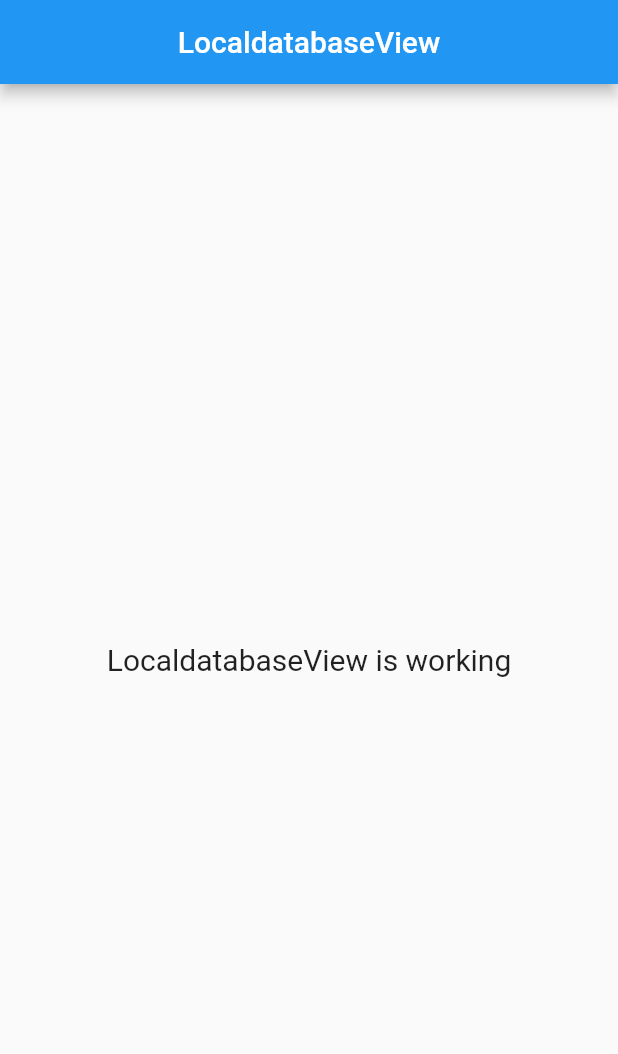
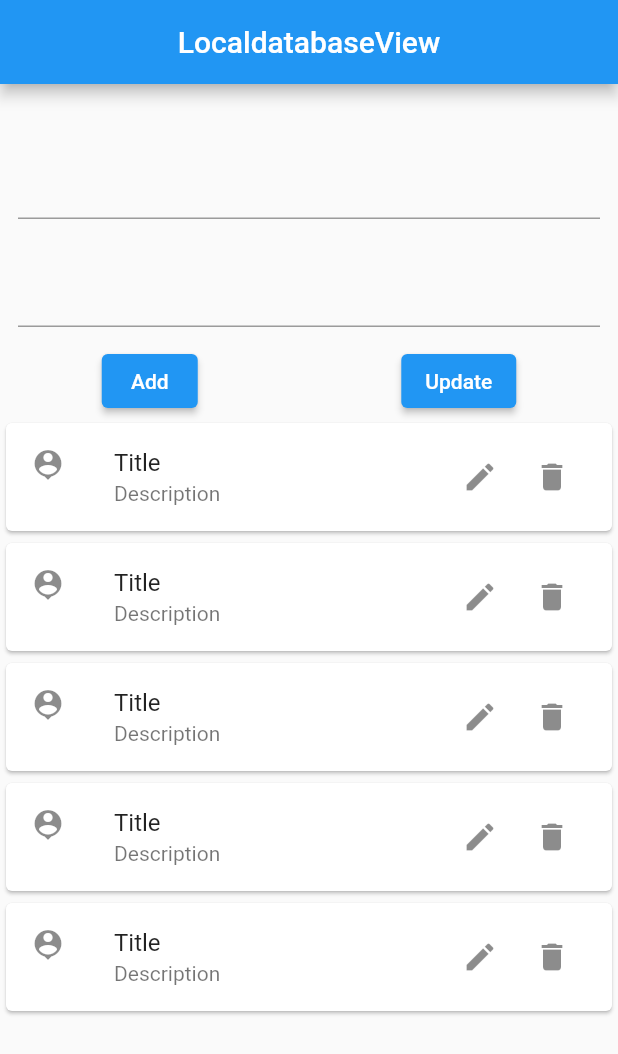
Before and after one commit to md-redwanul-haque/pageView-controller-with-getx, a Flutter app: the screen it shows after launch, on a phone screen of 412 x 824 dp. Shown: the top 1054 px of the screen. Run offline on Flutter 3.47's test engine with Material 2 defaults, Android fonts, the phone set to English and light mode, and no system bars; our stand-ins replace get, google_maps_flutter, hive, hive_flutter, image_picker, sqflite; accounts and stored records are empty.

Commit message:
model change sqflite, mehedi vai tut

```diff
--- a/lib/app/modules/localdatabase/model/task_model.dart
+++ b/lib/app/modules/localdatabase/model/task_model.dart
@@ -1,17 +1,21 @@
-class Task{
-  final int id;
-  final String task;
-  final DateTime dateTime;
+class todoModel {
+  String? id;
+  String? title;
+  String? description;
 
-  Task({required this.id, required this.task, required this.dateTime});
+  todoModel({this.id, this.title, this.description});
 
-  Map<String, dynamic> toMap(){
-    return ({
-      "id":id,
-      "task":task,
-      "creationDate":dateTime.toString(),
-    });
+  todoModel.fromJson(Map<String, dynamic> json) {
+    id = json['id'];
+    title = json['title'];
+    description = json['description'];
   }
 
-
+  Map<String, dynamic> toJson() {
+    final Map<String, dynamic> data = new Map<String, dynamic>();
+    data['id'] = this.id;
+    data['title'] = this.title;
+    data['description'] = this.description;
+    return data;
+  }
 }
--- a/lib/app/modules/localdatabase/views/localdatabase_view.dart
+++ b/lib/app/modules/localdatabase/views/localdatabase_view.dart
@@ -12,12 +12,49 @@ class LocaldatabaseView extends GetView<LocaldatabaseController> {
         title: Text('LocaldatabaseView'),
         centerTitle: true,
       ),
-      body: Center(
-        child: Text(
-          'LocaldatabaseView is working',
-          style: TextStyle(fontSize: 20),
-        ),
-      ),
+      body: Column(
+        children: [
+          SizedBox(
+            height: 30,
+          ),
+          Padding(
+            padding: const EdgeInsets.all(12.0),
+            child: TextFormField(),
+          ),
+          Padding(
+            padding: const EdgeInsets.all(12.0),
+            child: TextFormField(),
+          ),
+          Row(
+            mainAxisAlignment: MainAxisAlignment.spaceAround,
+            children: [
+            ElevatedButton(onPressed: (){}, child: Text('Add')),
+            ElevatedButton(onPressed: (){}, child: Text("Update"))
+          ],),
+
+          Expanded(
+            child: ListView.builder(
+              itemCount: 5,
+              itemBuilder: (BuildContext context,int index){
+              return Card(
+                child: ListTile(
+                  leading: Icon(Icons.person_pin,),
+                  title: Text('Title'),
+                  subtitle: Text('Description'),
+                  trailing: FittedBox(
+                    child: Row(
+                      children: [
+                        IconButton(onPressed: (){}, icon: Icon(Icons.edit)),
+                        IconButton(onPressed: (){}, icon: Icon(Icons.delete))
+                      ],
+                    ),
+                  ),
+                ),
+              );
+            },),
+          )
+        ],
+      )
     );
   }
 }
```
Also changed, not shown: lib/app/modules/localdatabase/db/db_provider.dart (+0 -20 lines).
